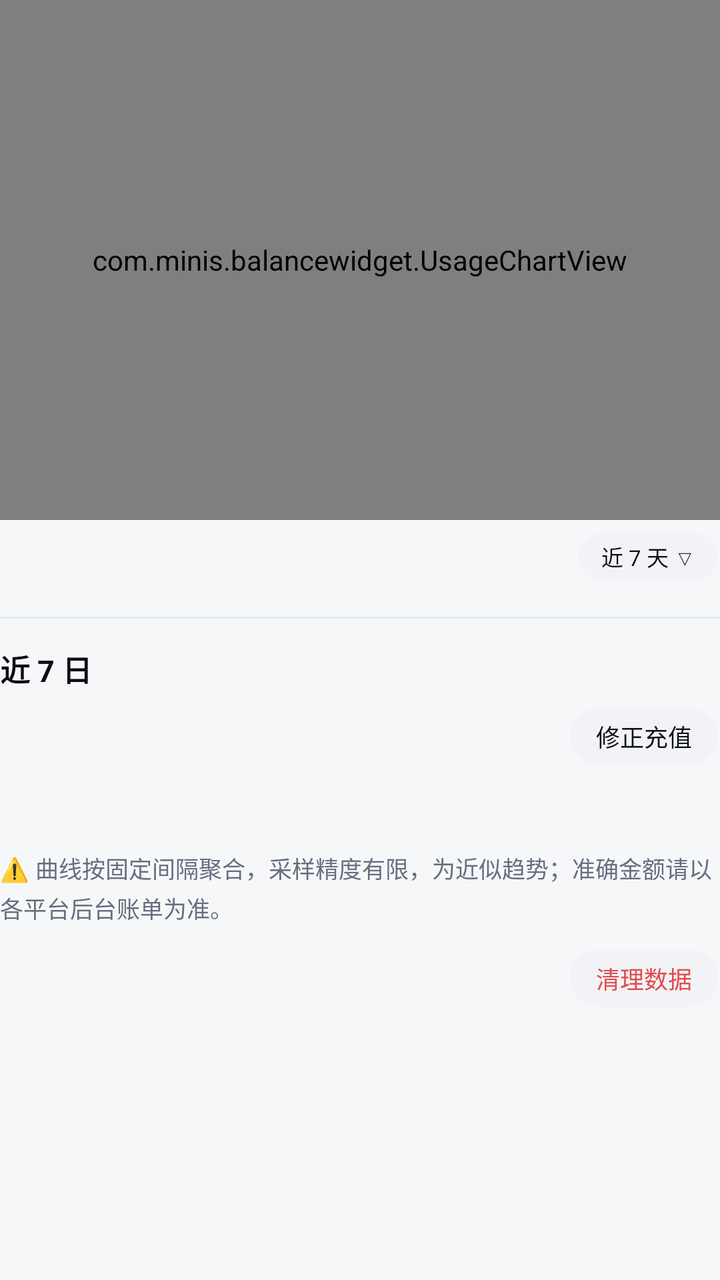
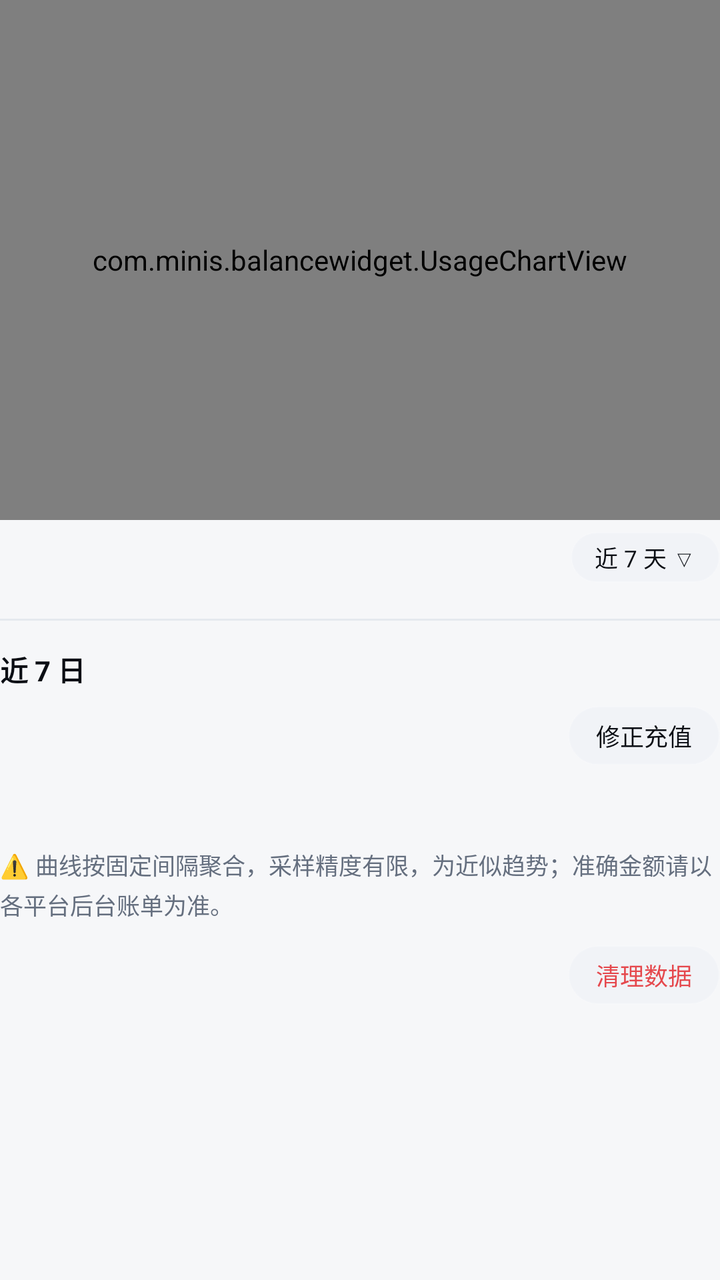

Before-and-after screenshots of an Android layout around one commit, followed by the original layout XML and the change that was made.
<!-- AndroidManifest.xml: application theme AppTheme -->
<!-- res/layout/page_stats.xml -->
<?xml version="1.0" encoding="utf-8"?>
<LinearLayout xmlns:android="http://schemas.android.com/apk/res/android"
    android:id="@+id/stats_container"
    android:layout_width="match_parent"
    android:layout_height="wrap_content"
    android:orientation="vertical">

    
    <com.minis.balancewidget.UsageChartView
        android:id="@+id/usage_chart"
        android:layout_width="match_parent"
        android:layout_height="260dp"
        android:background="@drawable/card_bg"
        android:padding="18dp" />

    
    <LinearLayout
        android:layout_width="match_parent"
        android:layout_height="wrap_content"
        android:orientation="horizontal"
        android:gravity="right"
        android:layout_marginTop="6dp">
        <TextView android:id="@+id/range_pick" android:layout_width="wrap_content"
            android:layout_height="wrap_content" android:gravity="center"
            android:background="@drawable/mini_btn_border" android:paddingLeft="12dp" android:paddingRight="12dp"
            android:paddingTop="4dp" android:paddingBottom="4dp"
            android:text="近 7 天 ▽" android:textColor="@color/tx" android:textSize="11sp" />
    </LinearLayout>

    
    <LinearLayout
        android:id="@+id/stats_platforms"
        android:layout_width="match_parent"
        android:layout_height="wrap_content"
        android:orientation="vertical"
        android:layout_marginTop="6dp" />

    
    <View
        android:layout_width="match_parent"
        android:layout_height="1dp"
        android:layout_marginTop="12dp"
        android:layout_marginBottom="4dp"
        android:background="@color/neu_dark" />

    
    <TextView
        android:id="@+id/stats_range_label"
        android:layout_width="match_parent"
        android:layout_height="wrap_content"
        android:layout_marginTop="10dp"
        android:text="近 7 日"
        android:textColor="@color/tx"
        android:textSize="15sp"
        android:textStyle="bold" />

    
    <LinearLayout
        android:id="@+id/stats_detail"
        android:layout_width="match_parent"
        android:layout_height="wrap_content"
        android:orientation="vertical" />

    <TextView
        android:id="@+id/btn_fix_recharge"
        android:layout_width="wrap_content"
        android:layout_height="wrap_content"
        android:layout_gravity="right"
        android:layout_marginTop="8dp"
        android:background="@drawable/mini_btn_border"
        android:paddingLeft="14dp"
        android:paddingRight="14dp"
        android:paddingTop="6dp"
        android:paddingBottom="6dp"
        android:text="修正充值"
        android:textColor="@color/tx"
        android:textSize="12sp" />

    
    <TextView
        android:id="@+id/stats_totals"
        android:layout_width="match_parent"
        android:layout_height="wrap_content"
        android:layout_marginTop="12dp"
        android:textColor="@color/tx"
        android:textSize="15sp"
        android:textStyle="bold" />

    
    <TextView
        android:id="@+id/stats_sampling_note"
        android:layout_width="match_parent"
        android:layout_height="wrap_content"
        android:layout_marginTop="10dp"
        android:lineSpacingExtra="3dp"
        android:textColor="@color/tx3"
        android:textSize="11.5sp"
        android:text="@string/stats_sampling_note_default" />

    
    <TextView android:id="@+id/stats_clean" android:layout_width="wrap_content"
        android:layout_height="wrap_content" android:layout_gravity="right"
        android:layout_marginTop="12dp"
        android:layout_marginBottom="28dp" android:gravity="center"
        android:background="@drawable/mini_btn_border" android:paddingLeft="14dp" android:paddingRight="14dp"
        android:paddingTop="6dp" android:paddingBottom="6dp"
        android:text="清理数据" android:textColor="@color/danger" android:textSize="12sp" />
</LinearLayout>
<!-- resources referenced by this layout -->
<resources>
  <color name="danger">#E5484D</color>
  <color name="neu_dark">#E5E9EF</color>
  <color name="tx">#0B0E14</color>
  <color name="tx3">#656F7F</color>
  <!-- drawable card_bg: png bitmap (drawable-night-nodpi, 5368 bytes) -->
  <!-- drawable mini_btn_border (drawable) -->
  <?xml version="1.0" encoding="utf-8"?>
  <shape xmlns:android="http://schemas.android.com/apk/res/android"
      android:shape="rectangle">
      <corners android:radius="999dp" />
      <solid android:color="@color/btn_c" />
      <stroke android:width="1dp" android:color="@color/line" />
  </shape>
  <string name="stats_sampling_note_default">⚠️ 曲线按固定间隔聚合，采样精度有限，为近似趋势；准确金额请以各平台后台账单为准。</string>
  <style name="AppTheme" parent="@android:style/Theme.DeviceDefault.Light.NoActionBar">
          <item name="android:windowBackground">@color/bg</item>
          <item name="android:colorBackground">@color/bg</item>
          <item name="android:fitsSystemWindows">false</item>
          <item name="android:textColorPrimary">@color/tx</item>
          <item name="android:textColorSecondary">@color/tx2</item>
          
          <item name="android:alertDialogTheme">@style/AppDialogTheme</item>
      </style>
  <color name="btn_c">#F1F3F7</color>
  <color name="line">#13FFFFFF</color>
  <color name="bg">#F6F7F9</color>
  <color name="tx2">#5A6272</color>
  <style name="AppDialogTheme" parent="@android:style/Theme.DeviceDefault.Light.Dialog.Alert">
          <item name="android:windowAnimationStyle">@style/DialogAnim</item>
      </style>
  <style name="DialogAnim">
          <item name="android:windowEnterAnimation">@anim/dialog_in</item>
          <item name="android:windowExitAnimation">@anim/dialog_out</item>
      </style>
</resources>

<!-- the commit's change to res/layout/page_stats.xml (unified diff, before → after) -->
@@ -24,7 +24,7 @@
             android:layout_height="wrap_content" android:gravity="center"
             android:background="@drawable/mini_btn_border" android:paddingLeft="12dp" android:paddingRight="12dp"
             android:paddingTop="4dp" android:paddingBottom="4dp"
-            android:text="近 7 天 ▽" android:textColor="@color/tx" android:textSize="11sp" />
+            android:text="近 7 天 ▽" android:textColor="@color/tx" android:textSize="11.5sp" />
     </LinearLayout>
 
     
@@ -51,7 +51,7 @@
         android:layout_marginTop="10dp"
         android:text="近 7 日"
         android:textColor="@color/tx"
-        android:textSize="15sp"
+        android:textSize="14sp"
         android:textStyle="bold" />
 
     
@@ -83,7 +83,7 @@
         android:layout_height="wrap_content"
         android:layout_marginTop="12dp"
         android:textColor="@color/tx"
-        android:textSize="15sp"
+        android:textSize="14sp"
         android:textStyle="bold" />
 
     
